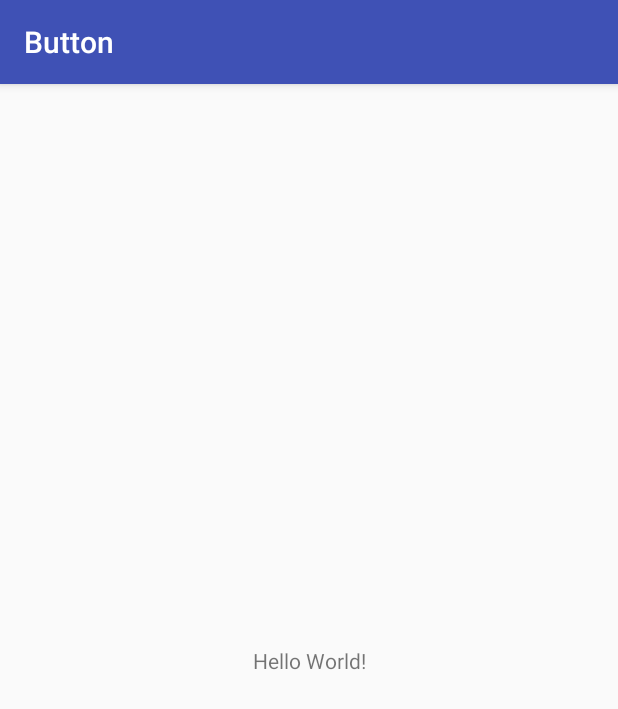
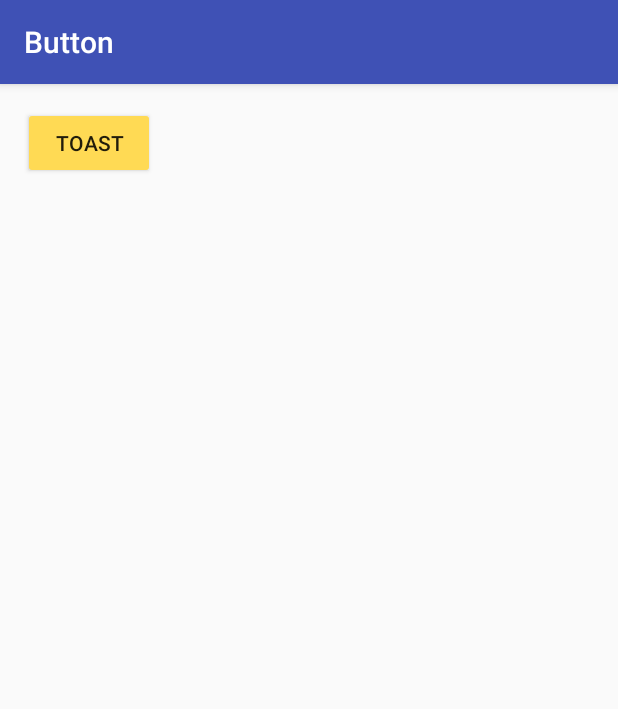
Before and after one commit to geekdive/Karyaku-dalam-Bidang-Development, an Android app: the screen it shows after launch (MainActivity), on a phone screen of 412 x 824 dp. Shown: the top 709 px of the screen. Run offline under Robolectric (Android 15) with nearby library versions, the phone set to English and light mode, and no system bars.

Commit message:
Widget Button & onClickListener  #2 Update
30 Maret 2018 - Menggunakan Widget Button dan onClickListener

```diff
--- a/Android-Basic/Widget/Button/app/src/main/java/id/septiyadii/button/MainActivity.java
+++ b/Android-Basic/Widget/Button/app/src/main/java/id/septiyadii/button/MainActivity.java
@@ -2,12 +2,25 @@ package id.septiyadii.button;
 
 import android.support.v7.app.AppCompatActivity;
 import android.os.Bundle;
+import android.view.View;
+import android.widget.Button;
+import android.widget.Toast;
 
 public class MainActivity extends AppCompatActivity {
+
+    Button btnToast;
 
     @Override
     protected void onCreate(Bundle savedInstanceState) {
         super.onCreate(savedInstanceState);
         setContentView(R.layout.activity_main);
+        btnToast = (Button)findViewById(R.id.btnButton);
+
+        btnToast.setOnClickListener(new View.OnClickListener() {
+            @Override
+            public void onClick(View v) {
+                Toast.makeText(MainActivity.this, "This is Toast!", Toast.LENGTH_LONG).show();
+            }
+        });
     }
 }
--- a/Android-Basic/Widget/Button/app/src/main/res/layout/activity_main.xml
+++ b/Android-Basic/Widget/Button/app/src/main/res/layout/activity_main.xml
@@ -1,18 +1,25 @@
 <?xml version="1.0" encoding="utf-8"?>
-<android.support.constraint.ConstraintLayout xmlns:android="http://schemas.android.com/apk/res/android"
+<LinearLayout xmlns:android="http://schemas.android.com/apk/res/android"
     xmlns:app="http://schemas.android.com/apk/res-auto"
     xmlns:tools="http://schemas.android.com/tools"
     android:layout_width="match_parent"
+    android:orientation="vertical"
+    android:padding="15dp"
     android:layout_height="match_parent"
     tools:context=".MainActivity">
 
-    <TextView
-        android:layout_width="wrap_content"
+    <LinearLayout
+        android:layout_width="match_parent"
         android:layout_height="wrap_content"
-        android:text="Hello World!"
-        app:layout_constraintBottom_toBottomOf="parent"
-        app:layout_constraintLeft_toLeftOf="parent"
-        app:layout_constraintRight_toRightOf="parent"
-        app:layout_constraintTop_toTopOf="parent" />
+        android:orientation="horizontal">
 
-</android.support.constraint.ConstraintLayout>
+        <Button
+            android:backgroundTint="@color/btn_toast"
+            android:text="toast"
+            android:layout_width="wrap_content"
+            android:layout_height="wrap_content"
+            android:id="@+id/btnButton"/>
+
+    </LinearLayout>
+
+</LinearLayout>
--- a/Android-Basic/Widget/Button/app/src/main/res/values/colors.xml
+++ b/Android-Basic/Widget/Button/app/src/main/res/values/colors.xml
@@ -3,4 +3,7 @@
     <color name="colorPrimary">#3F51B5</color>
     <color name="colorPrimaryDark">#303F9F</color>
     <color name="colorAccent">#FF4081</color>
+
+
+    <color name="btn_toast">#ffda54</color>
 </resources>
```
Also changed, not shown: 1 other file.
